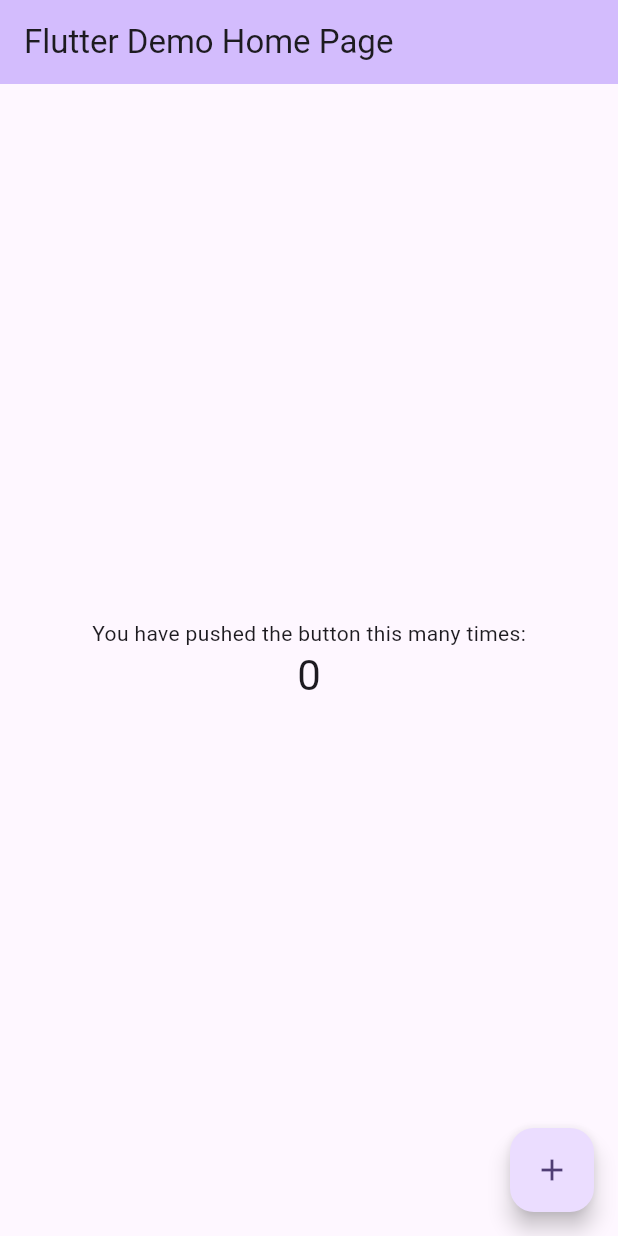
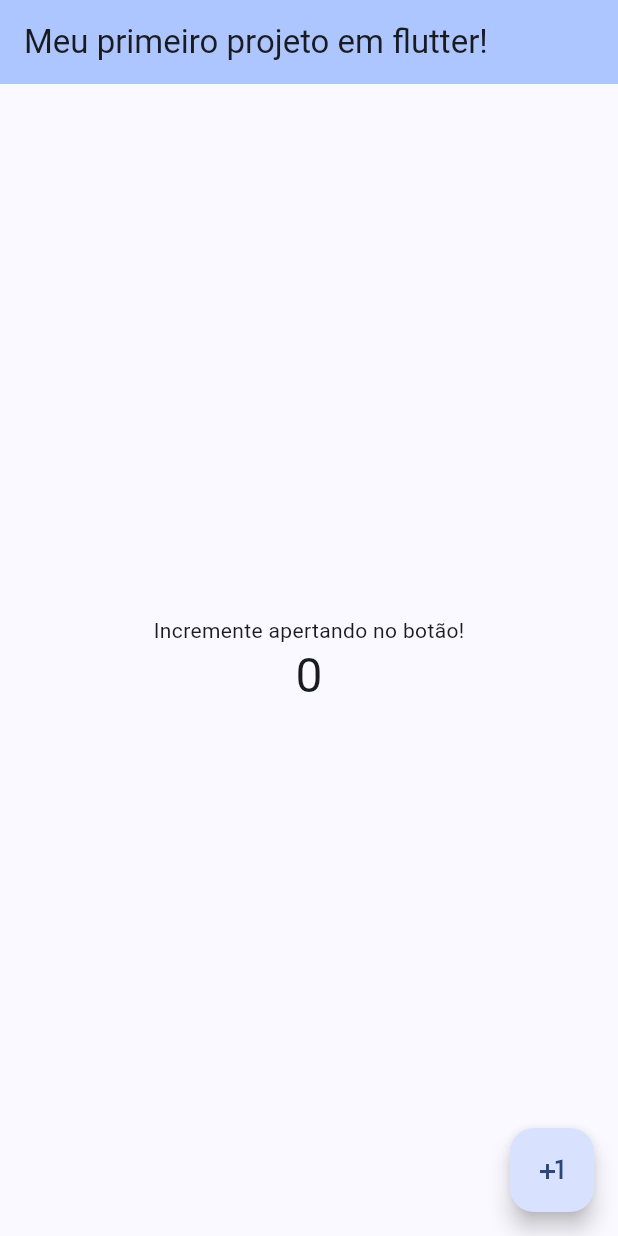
Before and after one commit to lopssRhu4n/flutter-dio-first-project, a Flutter app: the screen it shows after launch, on a phone screen of 412 x 824 dp. Run offline on Flutter 3.47's test engine with Material 2 defaults, Android fonts, the phone set to English and light mode, and no system bars.

Commit message:
Alterando Pequenos detalhes no Projeto

```diff
--- a/lib/main.dart
+++ b/lib/main.dart
@@ -28,10 +28,10 @@ class MyApp extends StatelessWidget {
         //
         // This works for code too, not just values: Most code changes can be
         // tested with just a hot reload.
-        colorScheme: ColorScheme.fromSeed(seedColor: Colors.deepPurple),
+        colorScheme: ColorScheme.fromSeed(seedColor: Colors.blueAccent),
         useMaterial3: true,
       ),
-      home: const MyHomePage(title: 'Flutter Demo Home Page'),
+      home: const MyHomePage(title: 'Meu primeiro projeto em flutter!'),
     );
   }
 }
@@ -106,19 +106,19 @@ class _MyHomePageState extends State<MyHomePage> {
           mainAxisAlignment: MainAxisAlignment.center,
           children: <Widget>[
             const Text(
-              'You have pushed the button this many times:',
+              'Incremente apertando no botão!',
             ),
             Text(
               '$_counter',
-              style: Theme.of(context).textTheme.headlineMedium,
+              style: Theme.of(context).textTheme.headlineLarge,
             ),
           ],
         ),
       ),
       floatingActionButton: FloatingActionButton(
         onPressed: _incrementCounter,
-        tooltip: 'Increment',
-        child: const Icon(Icons.add),
+        tooltip: 'Incremente',
+        child: const Icon(Icons.plus_one),
       ), // This trailing comma makes auto-formatting nicer for build methods.
     );
   }
```
